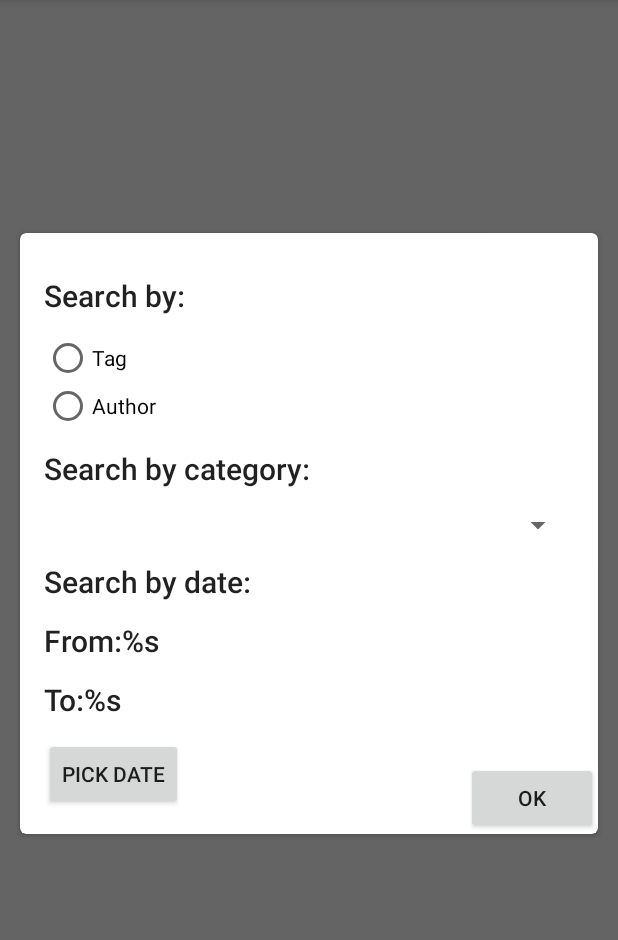
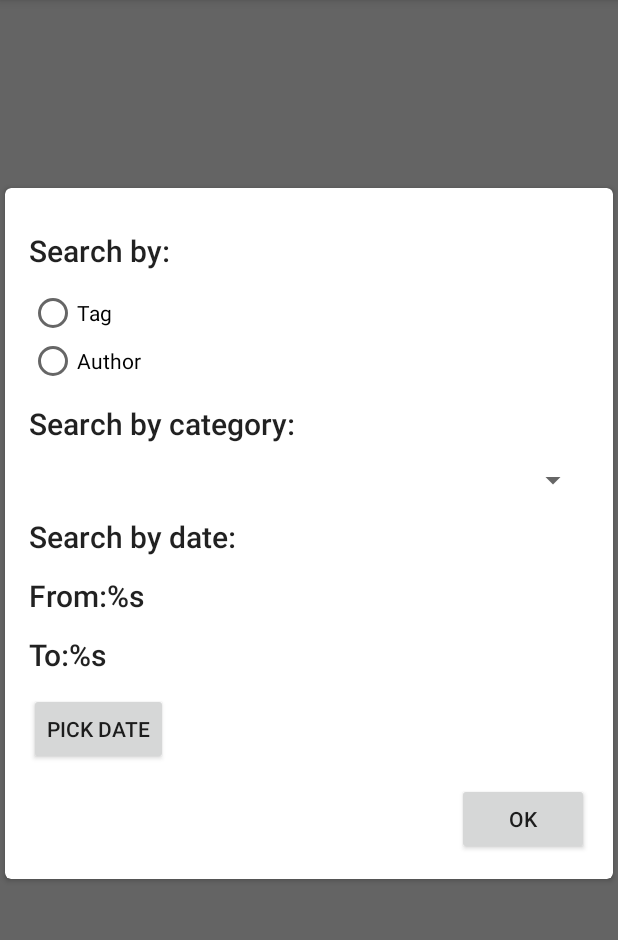
Before and after one commit to graviton57/ITArticles, an Android app: the fragment FilterDialog shown on its own in the app's theme, on a phone screen of 412 x 824 dp, the part 84-1024 px from its top. Run offline under Robolectric (Android 15) with nearby library versions, the phone set to English and light mode, and no system bars; our stand-ins replace ButterKnife, Dagger/Hilt's generated code, EventBus, RxJava, Timber; libraries missing offline, so code that uses them is left out: com.borax12.materialdaterangepicker; 8 statements that could not run were skipped.

Commit message:
fix bugs

```diff
--- a/app/src/main/java/com/havryliuk/itarticles/ui/articles/ArticlesFragment.java
+++ b/app/src/main/java/com/havryliuk/itarticles/ui/articles/ArticlesFragment.java
@@ -73,6 +73,7 @@ public class ArticlesFragment extends BaseFragmentSearchable implements Articles
     @Override
     public void onCreate(@Nullable Bundle savedInstanceState) {
         super.onCreate(savedInstanceState);
+        EventBus.getDefault().register(this);
         setRetainInstance(true);
         setHasOptionsMenu(true);
         category = null;//all categories
@@ -83,7 +84,6 @@ public class ArticlesFragment extends BaseFragmentSearchable implements Articles
     public View onCreateView(LayoutInflater inflater, @Nullable ViewGroup container,
                              @Nullable Bundle savedInstanceState) {
         View view = inflater.inflate(R.layout.fragment_content, container, false);
-        EventBus.getDefault().register(this);
         getActivityFragmentComponent().inject(this);
         setUnBinder(ButterKnife.bind(this, view));
         presenter.attachView(this);
--- a/app/src/main/res/layout/dialog_filter.xml
+++ b/app/src/main/res/layout/dialog_filter.xml
@@ -1,18 +1,19 @@
 <?xml version="1.0" encoding="utf-8"?>
-<RelativeLayout
+<android.support.v7.widget.CardView
         xmlns:android="http://schemas.android.com/apk/res/android"
         xmlns:app="http://schemas.android.com/apk/res-auto"
         xmlns:tools="http://schemas.android.com/tools"
-    android:layout_width="match_parent"
-    android:layout_height="wrap_content">
-
-    <android.support.v7.widget.CardView
+        android:id="@+id/card_view"
         android:layout_width="match_parent"
         android:layout_height="wrap_content"
         android:layout_margin="10dp"
         app:cardBackgroundColor="@color/colorWhite"
         app:cardCornerRadius="4dp"
         app:cardUseCompatPadding="true">
+
+        <ScrollView
+            android:layout_width="match_parent"
+            android:layout_height="wrap_content">
 
         <LinearLayout
             android:layout_width="match_parent"
@@ -93,10 +94,8 @@
                 android:layout_width="wrap_content"
                 android:layout_height="wrap_content" />
 
-
-        </LinearLayout>
-
             <RelativeLayout
+                android:gravity="end"
                 android:layout_width="match_parent"
                 android:layout_height="wrap_content"
                 android:layout_gravity="bottom"
@@ -111,6 +110,8 @@
                     android:text="@string/dialog_ok_button"
                     tools:ignore="RtlHardcoded" />
             </RelativeLayout>
+
+        </LinearLayout>
+
+       </ScrollView>
 </android.support.v7.widget.CardView>
-
-</RelativeLayout>
```
Lines whose indentation alone changed are shown as unchanged.
